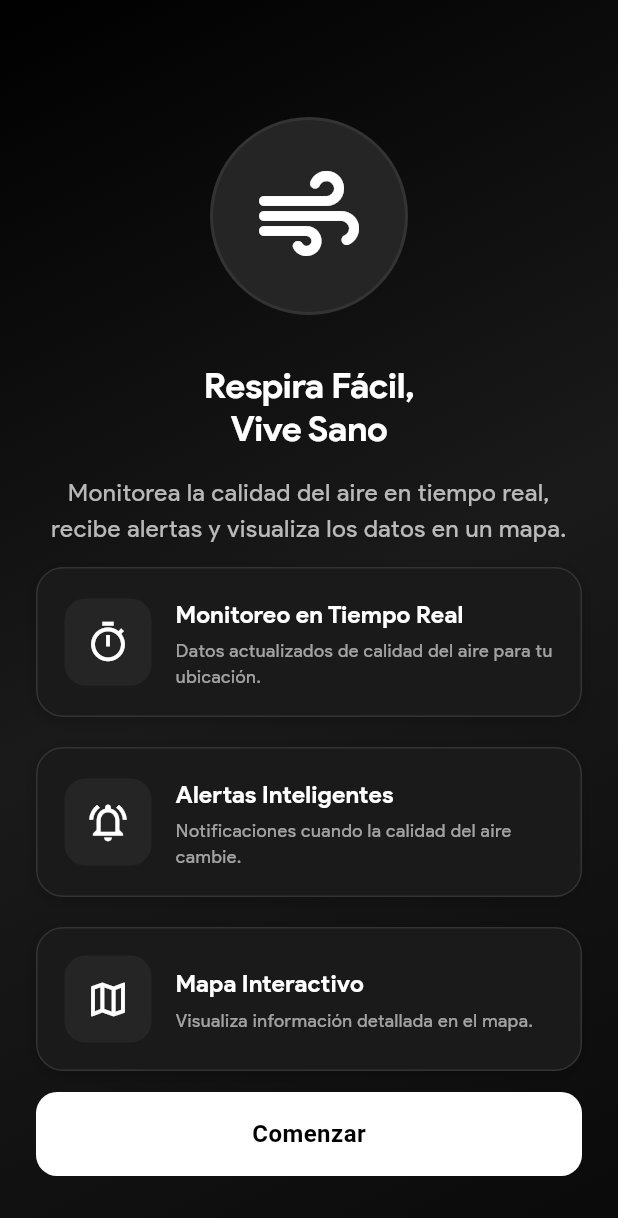
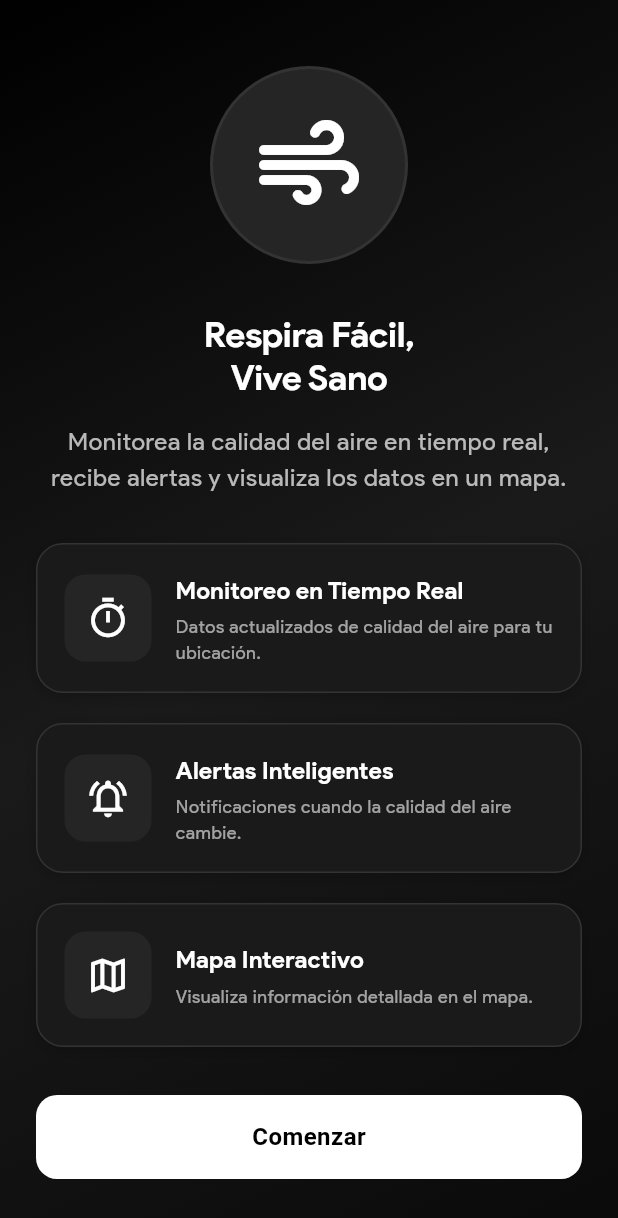
Before and after one commit to UlisesFTP/Aeris-, a Flutter app: the screen it shows after launch, on a phone screen of 412 x 824 dp. Shown: the top 1218 px of the screen. Run offline on Flutter 3.47's test engine with Material 3 defaults, Android fonts, the light colour scheme and no system bars; our stand-ins replace firebase_core, firebase_messaging, fl_chart, flutter_local_notifications, flutter_map, geolocator and 3 more; missing offline and left inert: flutter_map_cancellable_tile_provider; accounts and stored records are empty; network calls fail.

Commit message:
Resolucion del bug de pagina de bienvenida

```diff
--- a/air_quality_flutter/lib/screens/welcome_screen.dart
+++ b/air_quality_flutter/lib/screens/welcome_screen.dart
@@ -71,6 +71,15 @@ class _WelcomeScreenState extends State<WelcomeScreen>
           ),
         ),
         child: SafeArea(
+          child: SafeArea(
+            child: LayoutBuilder(
+              builder: (context, constraints) {
+                return SingleChildScrollView(
+                  child: ConstrainedBox(
+                    constraints: BoxConstraints(
+                      minHeight: constraints.maxHeight,
+                    ),
+                    child: IntrinsicHeight(
                       child: Padding(
                         padding: const EdgeInsets.all(24.0),
                         child: FadeTransition(
@@ -78,7 +87,7 @@ class _WelcomeScreenState extends State<WelcomeScreen>
                           child: Column(
                             mainAxisAlignment: MainAxisAlignment.spaceBetween,
                             children: [
-                  const SizedBox(height: 40),
+                              const SizedBox(height: 20),
                               // Header Section
                               Column(
                                 children: [
@@ -115,13 +124,15 @@ class _WelcomeScreenState extends State<WelcomeScreen>
                                   Text(
                                     "Monitorea la calidad del aire en tiempo real, recibe alertas y visualiza los datos en un mapa.",
                                     style: textTheme.bodyLarge?.copyWith(
-                          color: colorScheme.onSurface.withOpacity(0.7),
+                                      color: colorScheme.onSurface
+                                          .withOpacity(0.7),
                                       height: 1.5,
                                     ),
                                     textAlign: TextAlign.center,
                                   ),
                                 ],
                               ),
+                              const SizedBox(height: 32),
                               // Features Section
                               Column(
                                 children: [
@@ -145,17 +156,20 @@ class _WelcomeScreenState extends State<WelcomeScreen>
                                     context,
                                     icon: Icons.map_outlined,
                                     title: "Mapa Interactivo",
-                        subtitle: "Visualiza información detallada en el mapa.",
+                                    subtitle:
+                                        "Visualiza información detallada en el mapa.",
                                   ),
                                 ],
                               ),
+                              const SizedBox(height: 32),
                               // Button Section
                               Column(
                                 children: [
                                   ElevatedButton(
                                     onPressed: () => _onGetStarted(context),
                                     style: ElevatedButton.styleFrom(
-                          minimumSize: const Size(double.infinity, 56),
+                                      minimumSize:
+                                          const Size(double.infinity, 56),
                                       elevation: 0,
                                     ),
                                     child: const Text("Comenzar"),
@@ -165,6 +179,12 @@ class _WelcomeScreenState extends State<WelcomeScreen>
                               ),
                             ],
                           ),
+                        ),
+                      ),
+                    ),
+                  ),
+                );
+              },
             ),
           ),
         ),
```
Lines whose indentation alone changed are shown as unchanged.
